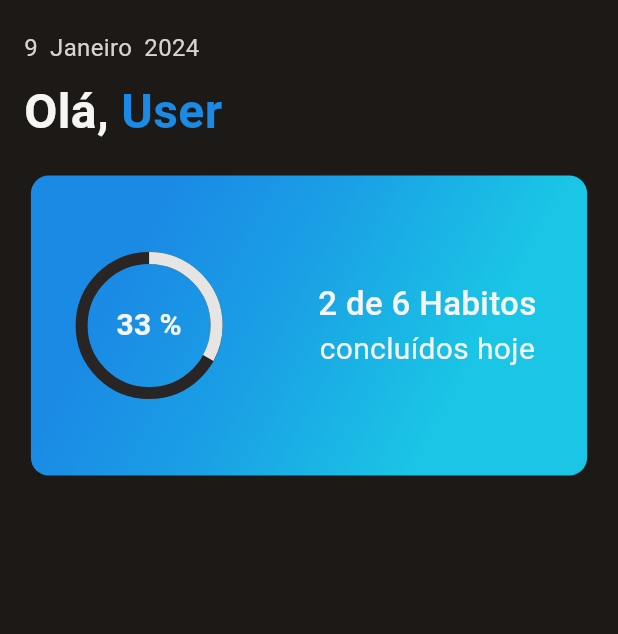
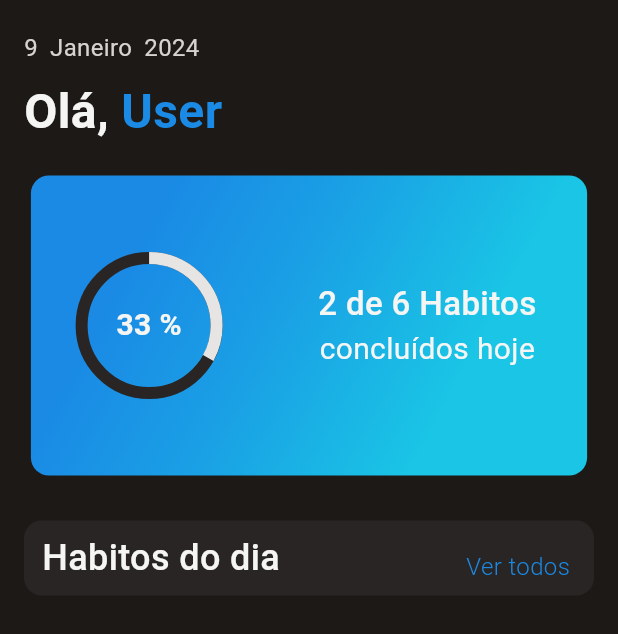
Before and after one commit to mozart-rue/habit_manager, a Flutter app: the HomeScreen widget shown alone on an empty page, opened directly, on a phone screen of 412 x 824 dp. Shown: the top 634 px of the screen. Run offline on Flutter 3.47's test engine with Material 3 defaults, Android fonts, the phone set to English and light mode, and no system bars; our stand-ins replace email_validator, flutter_phosphor_icons, gap; missing offline and left inert: validatorless.

Commit message:
feat: add header of top daily habits container

```diff
--- a/lib/core/ui/pages/home/home_screen.dart
+++ b/lib/core/ui/pages/home/home_screen.dart
@@ -2,6 +2,7 @@ import 'package:flutter/material.dart';
 import 'package:gap/gap.dart';
 import 'package:habit_manager/core/ui/components/display_current_date_component.dart';
 import 'package:habit_manager/core/ui/components/habit_circular_progress_component.dart';
+import 'package:habit_manager/core/ui/components/header_display_top_itens_component.dart';
 import 'package:habit_manager/core/ui/consts/app_colors.dart';
 import 'package:habit_manager/core/ui/pages/background/background_screen.dart';
 
@@ -90,6 +91,12 @@ class HomeScreen extends StatelessWidget {
                   ),
                 ),
               ),
+              const Gap(30),
+              HeaderDisplayTopItensComponent(
+                title: 'Habitos do dia',
+                onTapSeeAll: () {},
+                children: const [],
+              ),
             ],
           ),
         ),
```
